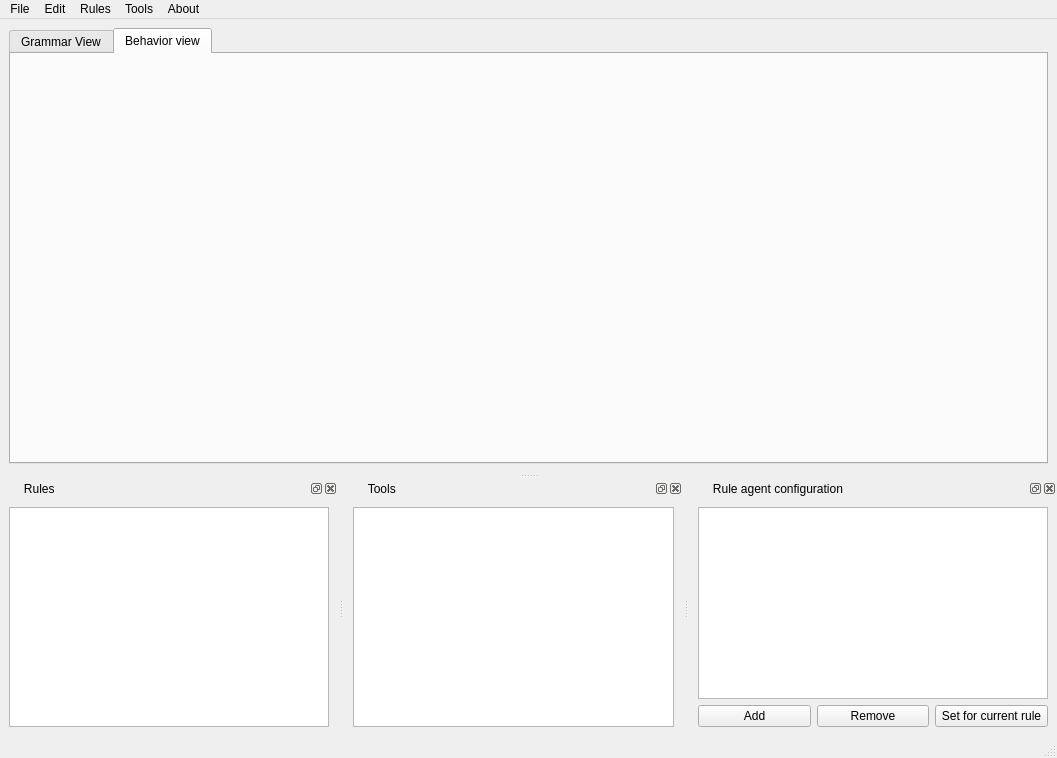
Qt form guiAGMEditor.ui (rahulkatiyar19955/AGM) before a commit.
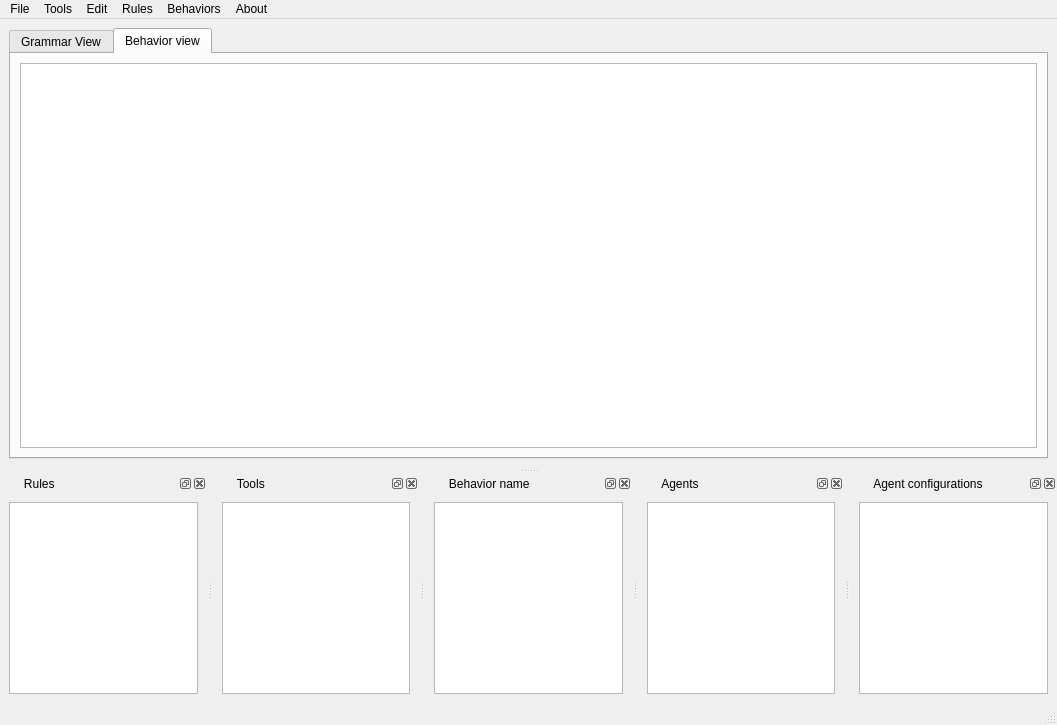
The same form after that commit. The open tabs and pages were chosen to show the change.

Commit message: User Interface

Patch:
```diff
--- a/guiAGMEditor.ui
+++ b/guiAGMEditor.ui
@@ -7,7 +7,7 @@
     <x>0</x>
     <y>0</y>
     <width>1057</width>
-    <height>758</height>
+    <height>725</height>
    </rect>
   </property>
   <property name="windowTitle">
@@ -71,6 +71,11 @@
        <attribute name="title">
         <string>Behavior view</string>
        </attribute>
+       <layout class="QVBoxLayout" name="verticalLayout_7">
+        <item>
+         <widget class="QTableWidget" name="tableWidget"/>
+        </item>
+       </layout>
       </widget>
      </widget>
     </item>
@@ -82,7 +87,7 @@
      <x>0</x>
      <y>0</y>
      <width>1057</width>
-     <height>19</height>
+     <height>23</height>
     </rect>
    </property>
    <widget class="QMenu" name="menuFile">
@@ -122,10 +127,16 @@
     <addaction name="actionExportAllRules"/>
     <addaction name="actionGenerateCode"/>
    </widget>
+   <widget class="QMenu" name="menuBehaviors">
+    <property name="title">
+     <string>Behaviors</string>
+    </property>
+   </widget>
    <addaction name="menuFile"/>
+   <addaction name="menuTools"/>
    <addaction name="menuEdit"/>
    <addaction name="menuRules"/>
-   <addaction name="menuTools"/>
+   <addaction name="menuBehaviors"/>
    <addaction name="menuAbout"/>
   </widget>
   <widget class="QStatusBar" name="statusbar"/>
@@ -181,7 +192,7 @@
     <set>Qt::BottomDockWidgetArea</set>
    </property>
    <property name="windowTitle">
-    <string>      Rule agent configuration</string>
+    <string>      Behavior name</string>
    </property>
    <attribute name="dockWidgetArea">
     <number>8</number>
@@ -191,30 +202,35 @@
      <item>
       <widget class="QListWidget" name="behaviorListWidget"/>
      </item>
+    </layout>
+   </widget>
+  </widget>
+  <widget class="QDockWidget" name="agentsDock">
+   <property name="windowTitle">
+    <string>      Agents</string>
+   </property>
+   <attribute name="dockWidgetArea">
+    <number>8</number>
+   </attribute>
+   <widget class="QWidget" name="dockWidgetContents">
+    <layout class="QVBoxLayout" name="verticalLayout_6">
      <item>
-      <layout class="QHBoxLayout" name="horizontalLayout">
-       <item>
-        <widget class="QPushButton" name="addBehaviorButton">
-         <property name="text">
-          <string>Add</string>
-         </property>
-        </widget>
-       </item>
-       <item>
-        <widget class="QPushButton" name="removeBehaviorButton">
-         <property name="text">
-          <string>Remove</string>
-         </property>
-        </widget>
-       </item>
-       <item>
-        <widget class="QPushButton" name="setBehaviorButton">
-         <property name="text">
-          <string>Set for current rule</string>
-         </property>
-        </widget>
-       </item>
-      </layout>
+      <widget class="QListWidget" name="agentListWidget"/>
+     </item>
+    </layout>
+   </widget>
+  </widget>
+  <widget class="QDockWidget" name="agentConfigurationsDock">
+   <property name="windowTitle">
+    <string>      Agent configurations</string>
+   </property>
+   <attribute name="dockWidgetArea">
+    <number>8</number>
+   </attribute>
+   <widget class="QWidget" name="dockWidgetContents_5">
+    <layout class="QVBoxLayout" name="verticalLayout_8">
+     <item>
+      <widget class="QListWidget" name="configurationListWidget"/>
      </item>
     </layout>
    </widget>
```
Left out of the diff: 2 changed lines with no effect on the pictures. The commit also changes 1 other file.
